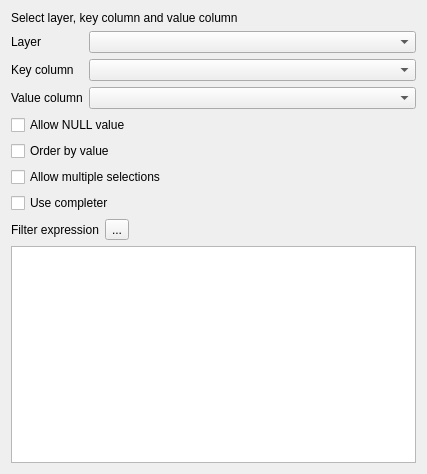
qgis/QGIS, file src/ui/editorwidgets/qgsvaluerelationconfigdlgbase.ui: the form before one commit.
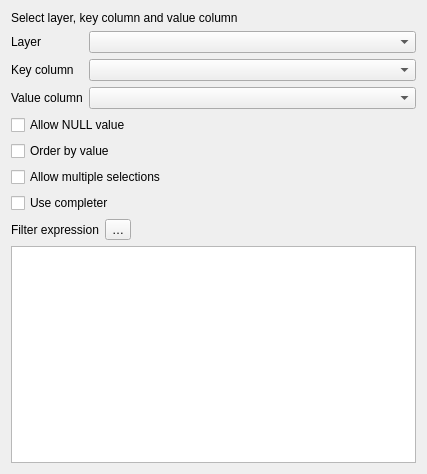
The form after the commit. Custom widgets are drawn as their Qt base class.

Diff of the .ui file:
```diff
--- a/src/ui/editorwidgets/qgsvaluerelationconfigdlgbase.ui
+++ b/src/ui/editorwidgets/qgsvaluerelationconfigdlgbase.ui
@@ -109,7 +109,7 @@
         <enum>Qt::RightToLeft</enum>
        </property>
        <property name="text">
-        <string>...</string>
+        <string>…</string>
        </property>
       </widget>
      </item>
```
